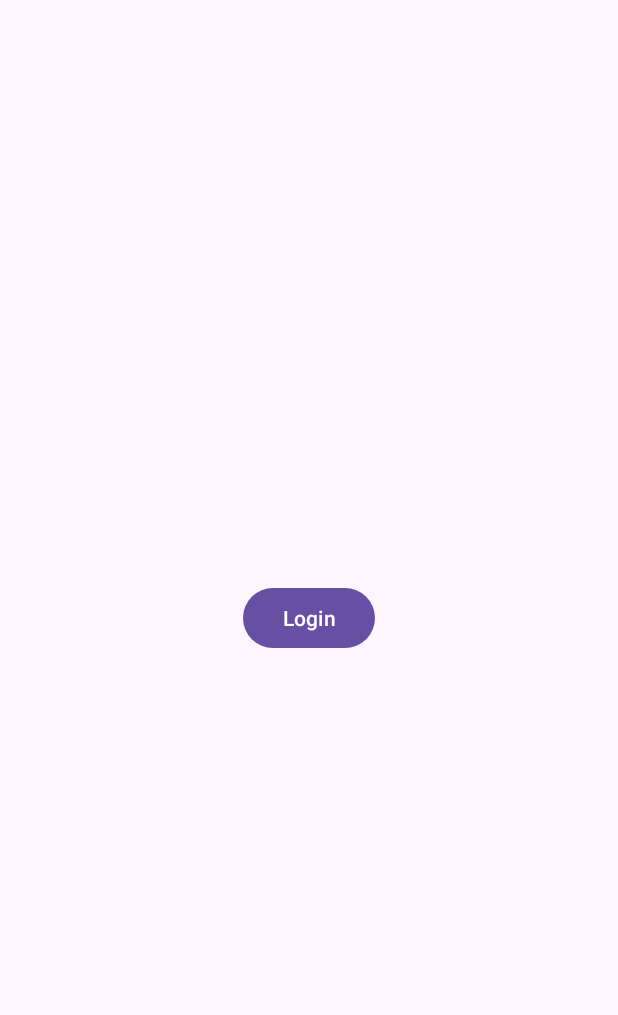
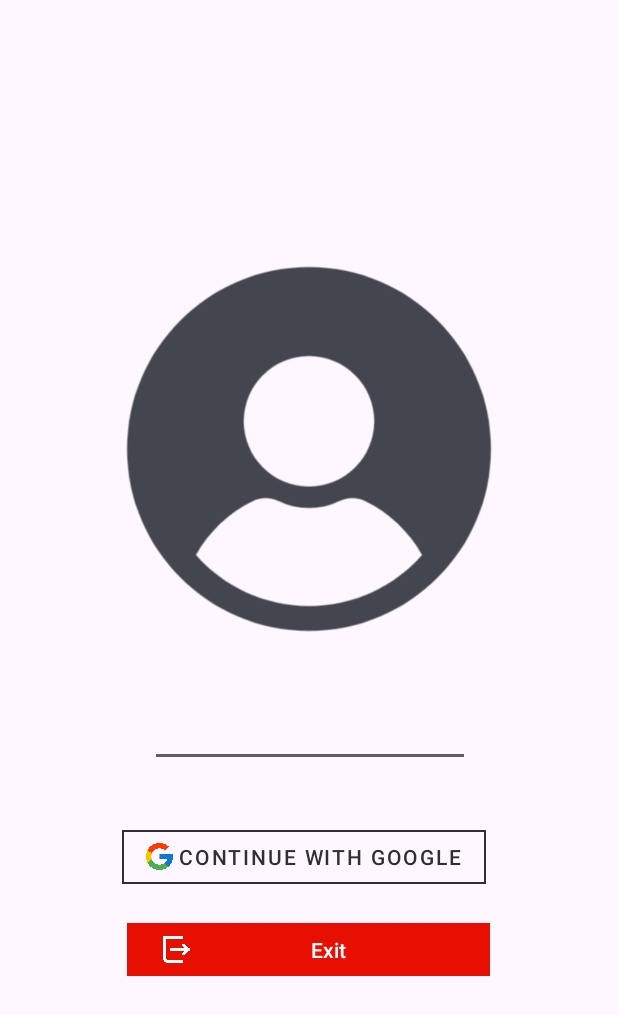
Before and after one commit to DanielRasho/SmartFridge, an Android app: the screen it shows after launch (MainActivity), on a phone screen of 412 x 824 dp. Shown: the top 1015 px of the screen. Run offline under Robolectric (Android 15) with nearby library versions, the light colour scheme and no system bars.

Commit message:
update login

```diff
--- a/Android/app/src/main/res/layout/fragment_login.xml
+++ b/Android/app/src/main/res/layout/fragment_login.xml
@@ -8,11 +8,70 @@
 
     <Button
         android:id="@+id/login_btnLogin"
+        style="@style/Widget.MaterialComponents.Button.OutlinedButton"
         android:layout_width="wrap_content"
         android:layout_height="wrap_content"
         android:text="@string/login_btnLogin"
+        android:textColor="@color/material_dynamic_neutral20"
+        android:textColorHighlight="@color/black"
+        android:textColorLink="@color/black"
+        app:cornerRadius="0dp"
+        app:icon="@drawable/google_icon"
+        app:iconTint="@null"
         app:layout_constraintBottom_toBottomOf="parent"
+        app:layout_constraintEnd_toEndOf="parent"
+        app:layout_constraintHorizontal_bias="0.482"
+        app:layout_constraintStart_toStartOf="parent"
+        app:layout_constraintTop_toTopOf="parent"
+        app:layout_constraintVertical_bias="0.705"
+        app:strokeColor="@color/material_dynamic_neutral20" />
+
+    <Button
+        android:id="@+id/login_btnExit"
+        android:layout_width="242dp"
+        android:layout_height="43dp"
+        android:layout_gravity="center"
+        android:layout_marginTop="16dp"
+        android:backgroundTint="@color/red"
+        android:fontFamily="sans-serif-medium"
+        android:text="@string/login_btnExit"
+        android:textColor="@color/white"
+        android:textColorHighlight="@color/white"
+        android:textColorLink="@color/white"
+        android:textSize="14sp"
+        android:textStyle="normal"
+        app:cornerRadius="0dp"
+        app:icon="@drawable/exit_icon"
+        app:layout_constraintEnd_toEndOf="parent"
+
+        app:layout_constraintHorizontal_bias="0.497"
+        app:layout_constraintStart_toStartOf="parent"
+        app:layout_constraintTop_toBottomOf="@+id/login_btnLogin" />
+
+    <ImageView
+        android:id="@+id/imageView2"
+        android:layout_width="0dp"
+        android:layout_height="309dp"
+        android:layout_marginStart="68dp"
+        android:layout_marginTop="112dp"
+        android:layout_marginEnd="68dp"
+        android:layout_marginBottom="109dp"
+        android:src="@drawable/user_icon"
+        android:tint="@color/material_dynamic_neutral_variant30"
+        app:layout_constraintBottom_toBottomOf="@+id/login_btnLogin"
         app:layout_constraintEnd_toEndOf="parent"
         app:layout_constraintStart_toStartOf="parent"
         app:layout_constraintTop_toTopOf="parent" />
+
+    <EditText
+        android:id="@+id/editTextText"
+        android:layout_width="wrap_content"
+        android:layout_height="wrap_content"
+        android:layout_marginStart="32dp"
+        android:layout_marginBottom="36dp"
+        android:ems="10"
+        android:inputType="text"
+        app:layout_constraintBottom_toTopOf="@+id/login_btnLogin"
+        app:layout_constraintStart_toStartOf="@+id/imageView2" />
+
 </androidx.constraintlayout.widget.ConstraintLayout>
--- a/Android/app/src/main/res/values/colors.xml
+++ b/Android/app/src/main/res/values/colors.xml
@@ -2,4 +2,5 @@
 <resources>
     <color name="black">#FF000000</color>
     <color name="white">#FFFFFFFF</color>
+    <color name="red">#E70E02</color>
 </resources>
--- a/Android/app/src/main/res/values/strings.xml
+++ b/Android/app/src/main/res/values/strings.xml
@@ -1,7 +1,8 @@
 <resources>
     <string name="app_name">SmartFridge</string>
     <!-- Login strings -->
-    <string name="login_btnLogin">Login</string>
+    <string name="login_btnLogin">Continue with Google</string>
+    <string name="login_btnExit">Exit</string>
 
     <!-- Home strings -->
     <string name="home_title">Home</string>
```
Also changed, not shown: Android/app/src/main/res/drawable/exit_icon.png (added), Android/app/src/main/res/drawable/google_icon.png (added), Android/app/src/main/res/drawable/user_icon.png (added).
